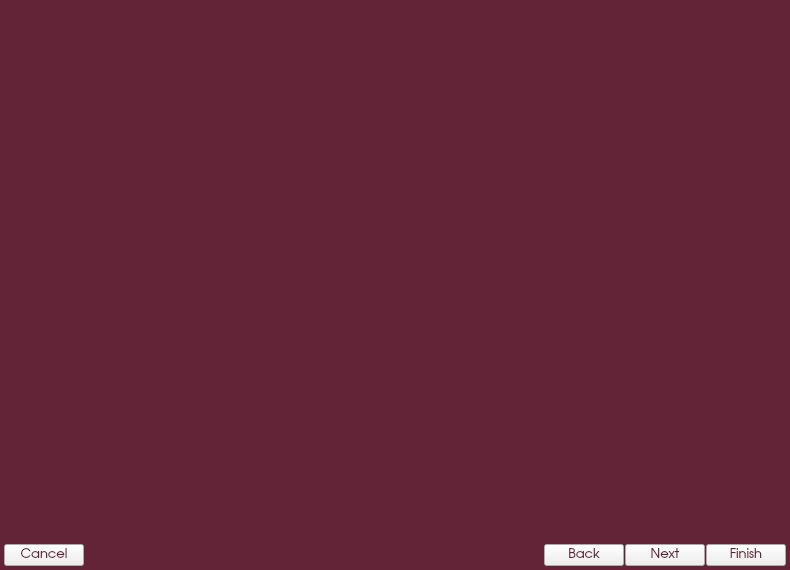
First picture: the form in kde/kaptan/src/gui/kaptanMain.ui, repository pars-linux/uludag, before the edit.
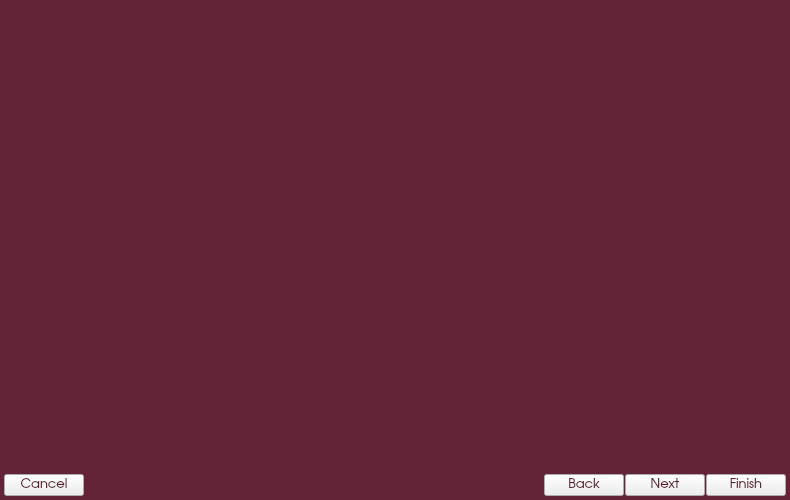
Second picture: the form after the edit. Icons and pictures are not drawn.

```diff
--- a/kde/kaptan/src/gui/kaptanMain.ui
+++ b/kde/kaptan/src/gui/kaptanMain.ui
@@ -7,7 +7,7 @@
     <x>0</x>
     <y>0</y>
     <width>790</width>
-    <height>570</height>
+    <height>500</height>
    </rect>
   </property>
   <property name="sizePolicy">
@@ -19,13 +19,13 @@
   <property name="minimumSize">
    <size>
     <width>790</width>
-    <height>570</height>
+    <height>500</height>
    </size>
   </property>
   <property name="maximumSize">
    <size>
     <width>790</width>
-    <height>570</height>
+    <height>500</height>
    </size>
   </property>
   <property name="font">
```
